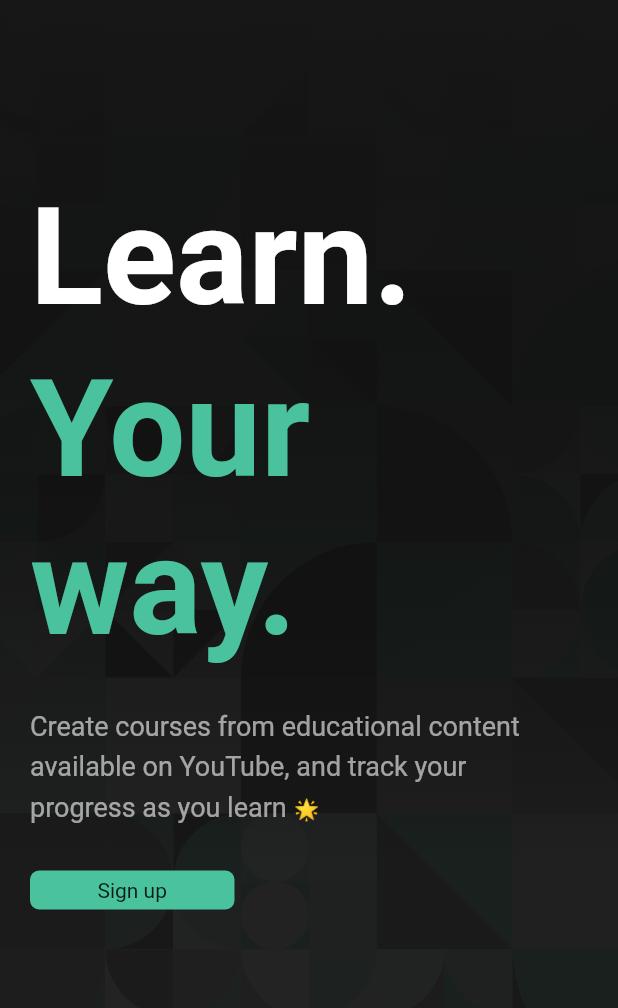
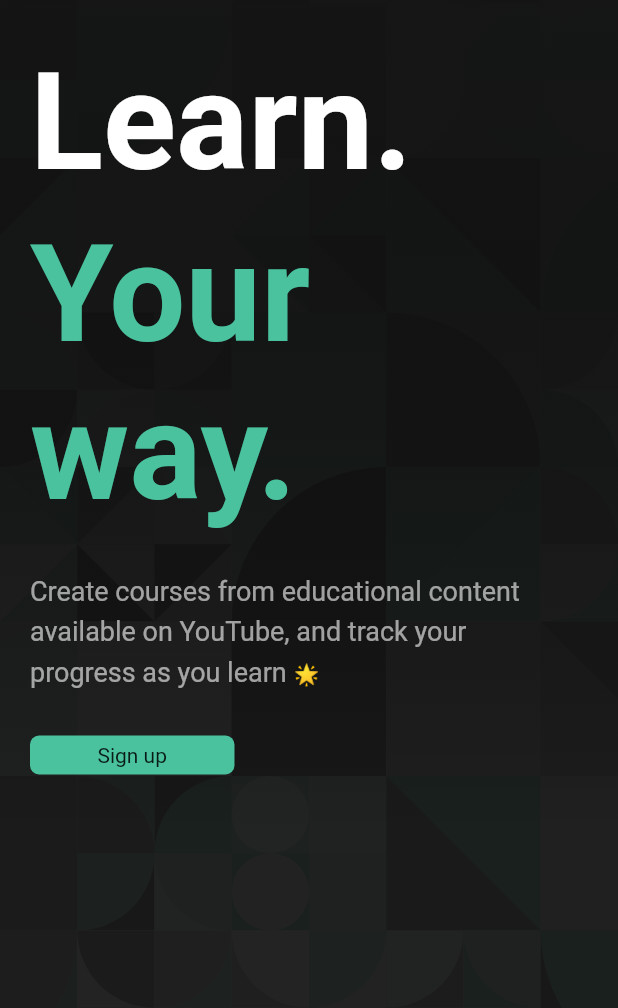
Before and after one commit to naefun/opencourse, a Flutter app: the screen it shows after launch, on a phone screen of 412 x 824 dp, the part 151-1159 px from its top. Run offline on Flutter 3.47's test engine with Material 2 defaults, Android fonts, the light colour scheme and no system bars; our stand-ins replace firebase_core, flutter_layout_grid, flutter_svg, google_fonts, percent_indicator, syncfusion_flutter_charts; accounts and stored records are empty.

Commit message:
landing page style changes

```diff
--- a/lib/pages/landing.dart
+++ b/lib/pages/landing.dart
@@ -1,3 +1,5 @@
+import 'dart:ui';
+
 import 'package:flutter/material.dart';
 import 'package:open_course/navigation.dart';
 import 'package:google_fonts/google_fonts.dart';
@@ -14,12 +16,17 @@ class _LandingPageState extends State<LandingPage> {
   @override
   Widget build(BuildContext context) {
     return Scaffold(
+      extendBodyBehindAppBar: true,
         backgroundColor: const Color(0xff171717),
         appBar: PreferredSize(
           preferredSize: const Size.fromHeight(100),
+          child: ClipRect(
+            child: BackdropFilter(
+              filter: ImageFilter.blur(sigmaX: 5, sigmaY: 5),
               child: Column(
                 mainAxisAlignment: MainAxisAlignment.end,
                 children: [
+
                   Container(
                     padding: const EdgeInsets.fromLTRB(20, 0, 20, 0),
                     child: Center(
@@ -75,7 +82,10 @@ class _LandingPageState extends State<LandingPage> {
                 ],
               ),
             ),
-        body: Stack(
+          ),
+        ),
+        body:
+        Stack(
           children: [
             Stack(
               children: [
@@ -98,7 +108,9 @@ class _LandingPageState extends State<LandingPage> {
                 ))),
               ],
             ),
-            Container(
+            ListView(
+              padding: EdgeInsets.fromLTRB(0, 10, 0, 20),
+              children: [Container(
                 padding: const EdgeInsets.fromLTRB(20, 120, 20, 0),
                 child: Center(
                   child: Column(
@@ -157,6 +169,7 @@ class _LandingPageState extends State<LandingPage> {
                     ],
                   ),
                 ),
+              )],
             )
           ],
         ));
```
Lines whose indentation alone changed are shown as unchanged.
